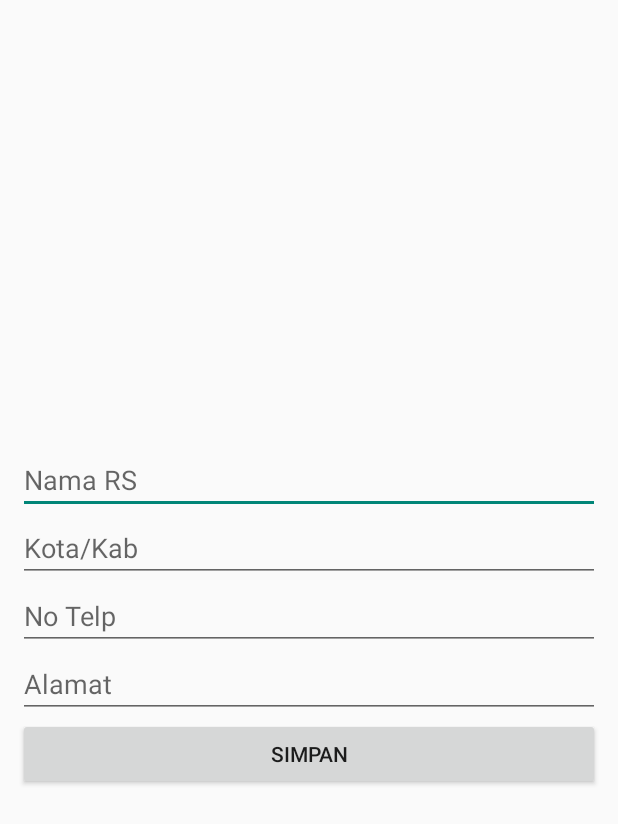
After one commit to tutikqomariah/project_uas, an Android app: the layout view_design.xml on its own in the app's theme, with its tools: preview values and no code run, on a phone screen of 412 x 824 dp. The commit adds this screen. Shown: the top 824 px of the screen. Run offline under Robolectric (Android 15) with nearby library versions, the phone set to English and light mode, and no system bars.

Commit message:
Simpan udah berhasil

```diff
--- a/app/src/main/AndroidManifest.xml
+++ b/app/src/main/AndroidManifest.xml
@@ -9,7 +9,8 @@
         android:roundIcon="@mipmap/ic_launcher_round"
         android:supportsRtl="true"
         android:theme="@style/Theme.Project_UAS_Kotlin">
-        <activity android:name=".ProvinceActivity"></activity>
+        <activity android:name=".ListDataRujukan"></activity>
+        <activity android:name=".ProvinceActivity" />
         <activity android:name=".mengobati" />
         <activity android:name=".mencegah" />
         <activity android:name=".mengenal" />
--- /dev/null
+++ b/app/src/main/res/layout/view_design.xml
@@ -0,0 +1,50 @@
+<?xml version="1.0" encoding="utf-8"?>
+<RelativeLayout xmlns:android="http://schemas.android.com/apk/res/android"
+    xmlns:tools="http://schemas.android.com/tools"
+    android:layout_width="match_parent"
+    android:layout_height="match_parent"
+    android:layout_margin="12dp"
+    tools:context=".MainActivity">
+
+    <LinearLayout android:layout_width="match_parent"
+        android:layout_height="match_parent"
+        android:gravity="center"
+        android:orientation="vertical">
+
+        <EditText
+            android:id="@+id/nama"
+            android:layout_width="match_parent"
+            android:layout_height="wrap_content"
+            android:ems="10"
+            android:hint="Nama RS"
+            android:inputType="textPersonName" />
+        <EditText
+            android:id="@+id/kota"
+            android:layout_width="match_parent"
+            android:layout_height="wrap_content"
+            android:ems="10"
+            android:hint="Kota/Kab"
+            android:inputType="textPersonName" />
+        <EditText
+            android:id="@+id/notelp"
+            android:layout_width="match_parent"
+            android:layout_height="wrap_content"
+            android:ems="10"
+            android:hint="No Telp"
+            android:inputType="number" />
+        <EditText
+            android:id="@+id/alamat"
+            android:layout_width="match_parent"
+            android:layout_height="wrap_content"
+            android:ems="10"
+            android:hint="Alamat"
+            android:inputType="textPersonName" />
+        <Button
+            android:id="@+id/simpan"
+            android:layout_width="match_parent"
+            android:layout_height="wrap_content"
+            android:text="Simpan" />
+
+    </LinearLayout>
+
+</RelativeLayout>
```
Also changed, not shown: app/src/main/java/com/tutik/project_uas_kotlin/CreateActivity.kt (+2 -5 lines), app/src/main/java/com/tutik/project_uas_kotlin/ListDataRujukan.kt (added, +70 -0 lines), app/src/main/java/com/tutik/project_uas_kotlin/RecyclerViewAdapter.kt (added, +50 -0 lines), app/src/main/res/layout/activity_list_data_rujukan.xml (added, +15 -0 lines).
